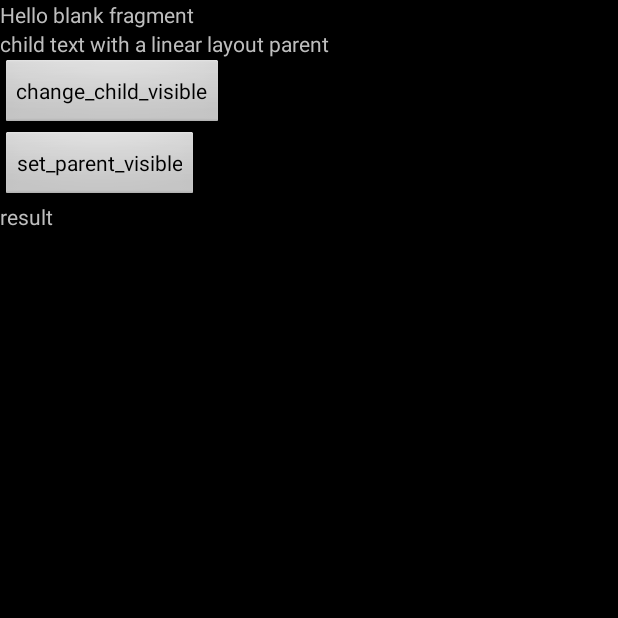
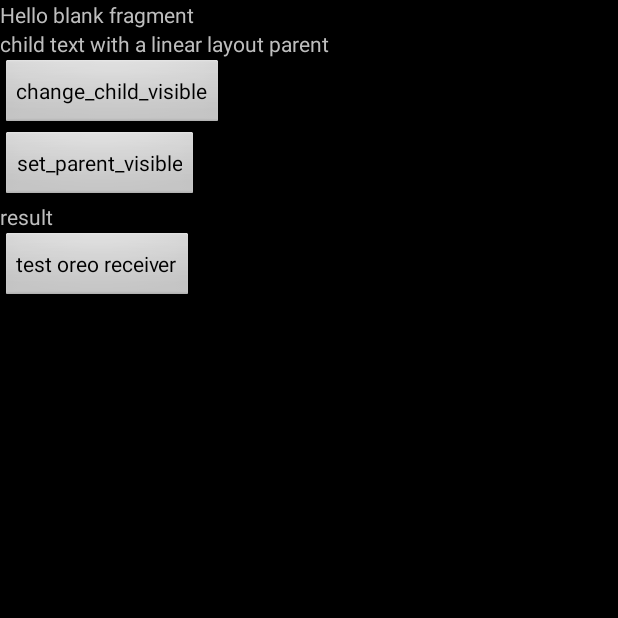
Before and after one commit to linxhome/learn, an Android app: the fragment VisibleGoneFragment shown on its own in the app's theme, on a phone screen of 412 x 824 dp, the top half of it. Run offline under Robolectric (Android 15) with nearby library versions, the phone set to English and light mode, and no system bars.

Commit message:
add a receiver test for android 8.0

```diff
--- a/android_project/CategoryExample/app/src/main/AndroidManifest.xml
+++ b/android_project/CategoryExample/app/src/main/AndroidManifest.xml
@@ -33,6 +33,12 @@
         <activity
             android:name=".activity.RecyclerActivity"
             android:label="@string/title_activity_recycler" />
+
+        <receiver android:name=".receiver.OreoReceiver">
+            <intent-filter>
+                <action android:name="android.intent.action.test.oreo"/>
+            </intent-filter>
+        </receiver>
     </application>
 
 </manifest>
--- a/android_project/CategoryExample/app/src/main/res/layout/fragment_visible_gone.xml
+++ b/android_project/CategoryExample/app/src/main/res/layout/fragment_visible_gone.xml
@@ -40,4 +40,11 @@
         android:layout_height="wrap_content"
         android:text="result" />
 
+    <Button
+        android:id="@+id/test_receiver"
+        android:layout_width="wrap_content"
+        android:layout_height="wrap_content"
+        android:text="test oreo receiver"
+        />
+
 </LinearLayout>
```
Also changed, not shown: android_project/CategoryExample/app/src/main/java/com/example/dai/categoryexample/fragment/VisibleGoneFragment.java (+10 -0 lines).
